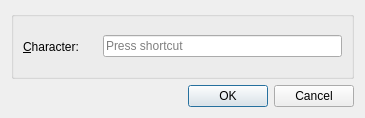
Before: the Qt Designer form src/grauchy/src/grauchy/keystrokedialog.ui in Slesa/Trinity, drawn with Qt 5.
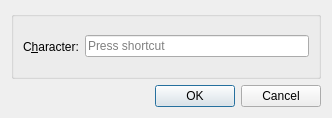
After: the same form once the commit is applied.

```diff
--- a/src/grauchy/src/grauchy/keystrokedialog.ui
+++ b/src/grauchy/src/grauchy/keystrokedialog.ui
@@ -6,7 +6,7 @@
    <rect>
     <x>0</x>
     <y>0</y>
-    <width>365</width>
+    <width>332</width>
     <height>118</height>
    </rect>
   </property>
@@ -23,29 +23,13 @@
       <item>
        <widget class="QLabel" name="labelChar">
         <property name="text">
-         <string>&amp;Character:</string>
+         <string>C&amp;haracter:</string>
         </property>
         <property name="buddy">
          <cstring>keyEdit</cstring>
         </property>
        </widget>
       </item>
-      <item>
-       <spacer name="horizontalSpacer">
-        <property name="orientation">
-         <enum>Qt::Horizontal</enum>
-        </property>
-        <property name="sizeType">
-         <enum>QSizePolicy::Minimum</enum>
-        </property>
-        <property name="sizeHint" stdset="0">
-         <size>
-          <width>18</width>
-          <height>20</height>
-         </size>
-        </property>
-       </spacer>
-      </item>
       <item>
        <widget class="QKeySequenceEdit" name="keyEdit"/>
       </item>
```
